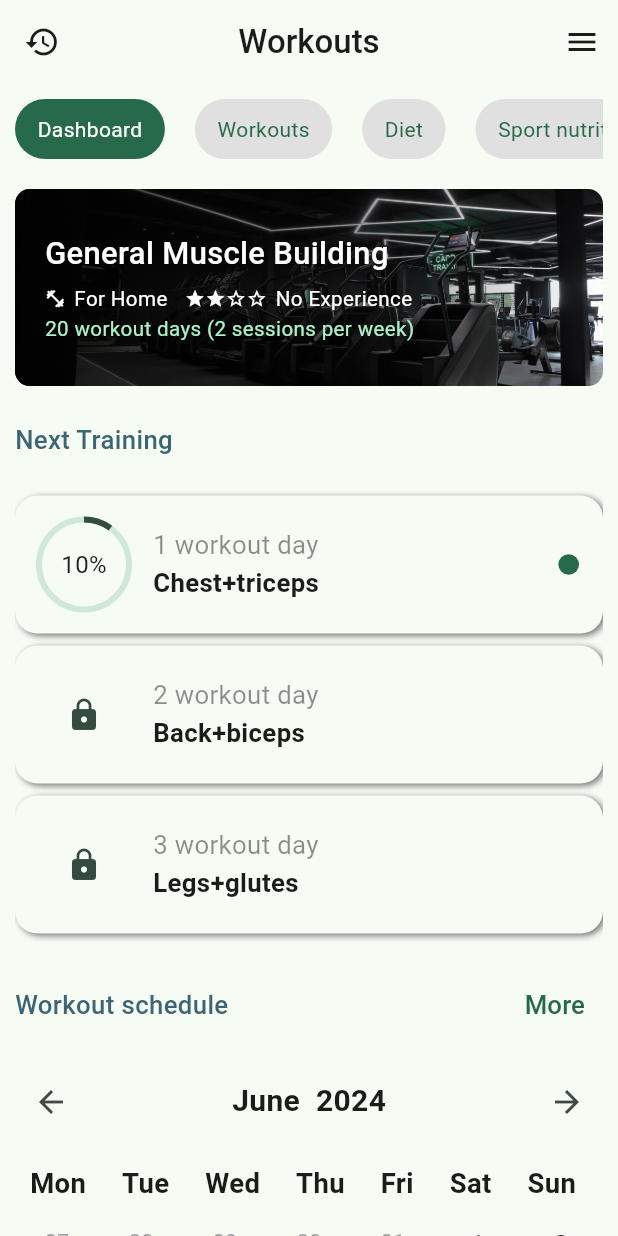
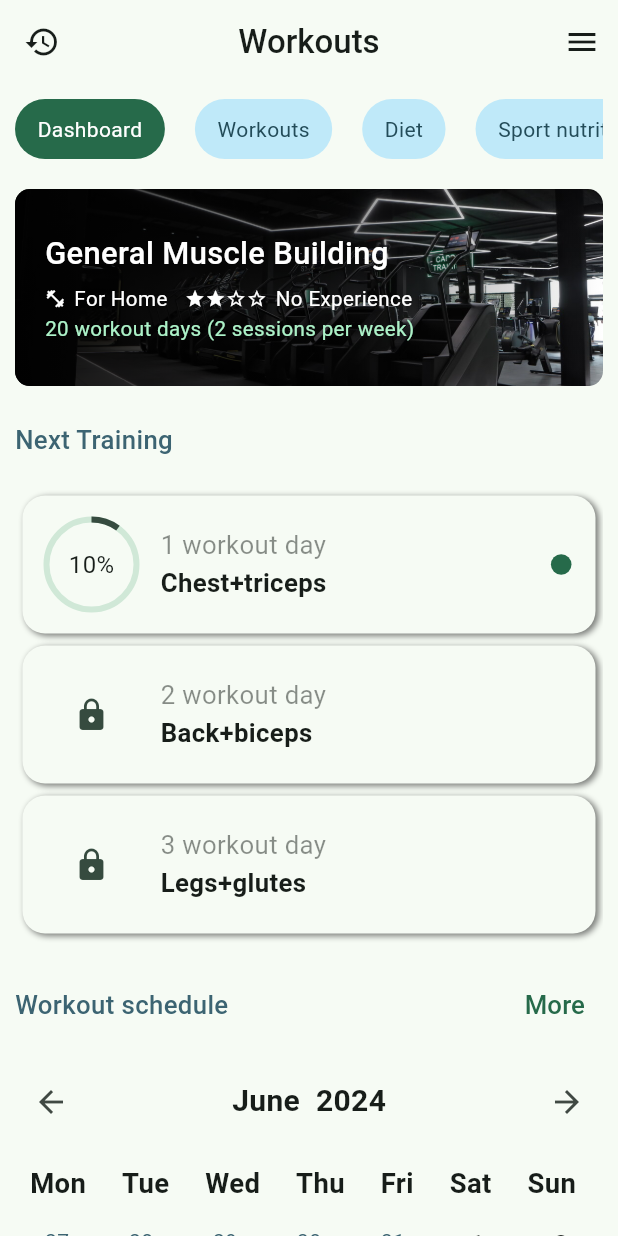
Before and after one commit to zaihcodes/fitness_app_ui, a Flutter app: the WorkoutScreen screen opened directly with sample values from the repository, on a phone screen of 412 x 824 dp. Run offline on Flutter 3.47's test engine with Material 3 defaults, Android fonts, the light colour scheme and no system bars; our stand-ins replace flutter_screenutil.

Commit message:
updated static colors to theme color

```diff
--- a/lib/core/utils/widgets/custom_calender.dart
+++ b/lib/core/utils/widgets/custom_calender.dart
@@ -163,7 +163,7 @@ class _CustomCalenderState extends State<CustomCalender> {
             children: [
               Text(
                 previousMonthDay.toString(),
-                style: const TextStyle(color: Colors.grey),
+                style: TextStyle(color: theme.colorScheme.tertiary),
               ),
             ],
           );
@@ -182,11 +182,12 @@ class _CustomCalenderState extends State<CustomCalender> {
                 Text(
                   text,
                   style: TextStyle(
-                      fontWeight: FontWeight.bold,
-                      fontSize: 14.sp,
-                      color: date.day == DateTime.now().day
-                          ? theme.colorScheme.primary
-                          : Colors.black),
+                    fontWeight: FontWeight.bold,
+                    fontSize: 14.sp,
+                    color: date.day == DateTime.now().day
+                        ? theme.colorScheme.primary
+                        : theme.colorScheme.onSurface,
+                  ),
                 ),
                 date.isAfter(DateTime.now().add(const Duration(days: -1))) &&
                         widget.trainingDays.contains(weekDay)
--- a/lib/features/workout/widgets/workout_card.dart
+++ b/lib/features/workout/widgets/workout_card.dart
@@ -1,5 +1,6 @@
 import 'package:fitnees_app_ui/core/constants/app_spacing.dart';
 import 'package:fitnees_app_ui/core/models/workout_model.dart';
+import 'package:fitnees_app_ui/features/workout/workout_exercises_screen.dart';
 import 'package:flutter/material.dart';
 import 'package:flutter_screenutil/flutter_screenutil.dart';
 
@@ -11,8 +12,17 @@ class WorkoutCard extends StatelessWidget {
   @override
   Widget build(BuildContext context) {
     final theme = Theme.of(context);
-    return Container(
+    return GestureDetector(
+      onTap: () {
+        Navigator.push(
+          context,
+          MaterialPageRoute(
+              builder: (context) => WorkoutExercisesScreen(workout: workout)),
+        );
+      },
+      child: Container(
         padding: EdgeInsets.all(AppSpacing.medium),
+        margin: EdgeInsets.symmetric(horizontal: 5),
         decoration: BoxDecoration(
           color: theme.colorScheme.surface,
           borderRadius: BorderRadius.circular(15),
@@ -66,6 +76,7 @@ class WorkoutCard extends StatelessWidget {
             )
           ],
         ),
+      ),
     );
   }
 
--- a/lib/features/workout/widgets/workout_menu.dart
+++ b/lib/features/workout/widgets/workout_menu.dart
@@ -50,14 +50,14 @@ class _WorkoutMenuState extends State<WorkoutMenu> {
           borderRadius: BorderRadius.circular(50),
           color: widget.currentPageIndex == index
               ? theme.colorScheme.primary
-              : Colors.grey.shade300,
+              : theme.colorScheme.tertiaryContainer,
         ),
         child: Text(
           menuItem,
           style: TextStyle(
             color: widget.currentPageIndex == index
                 ? theme.colorScheme.onPrimary
-                : theme.colorScheme.primary,
+                : theme.colorScheme.onTertiaryContainer,
           ),
         ),
       ),
--- a/lib/features/workout/workout_schedule_screen.dart
+++ b/lib/features/workout/workout_schedule_screen.dart
@@ -177,7 +177,9 @@ class _WorkoutScheduleScreenState extends State<WorkoutScheduleScreen> {
             style: TextStyle(
               fontSize: 14.sp,
               fontWeight: FontWeight.bold,
-              color: theme.colorScheme.onSurface.withOpacity(0.8),
+              color: trainingDays.contains(dayIndex) && !autoWorkoutPosition
+                  ? theme.colorScheme.onPrimary
+                  : theme.colorScheme.onTertiaryContainer,
             ),
           ),
         ),
--- a/lib/main.dart
+++ b/lib/main.dart
@@ -1,4 +1,3 @@
-import 'package:fitnees_app_ui/features/auth/screens/gender_screen.dart';
 import 'package:fitnees_app_ui/features/onboarding/onboarding_screen.dart';
 import 'package:flutter/material.dart';
 import 'package:flutter_screenutil/flutter_screenutil.dart';
@@ -16,7 +15,10 @@ class MyApp extends StatelessWidget {
       child: MaterialApp(
         debugShowCheckedModeBanner: false,
         theme: ThemeData(
-            colorScheme: ColorScheme.fromSeed(seedColor: Colors.greenAccent),
+            colorScheme: ColorScheme.fromSeed(
+              seedColor: Colors.greenAccent,
+              brightness: Brightness.light,
+            ),
             useMaterial3: true),
         home: const OnBoardingScreen(),
       ),
```
Lines whose indentation alone changed are shown as unchanged.
